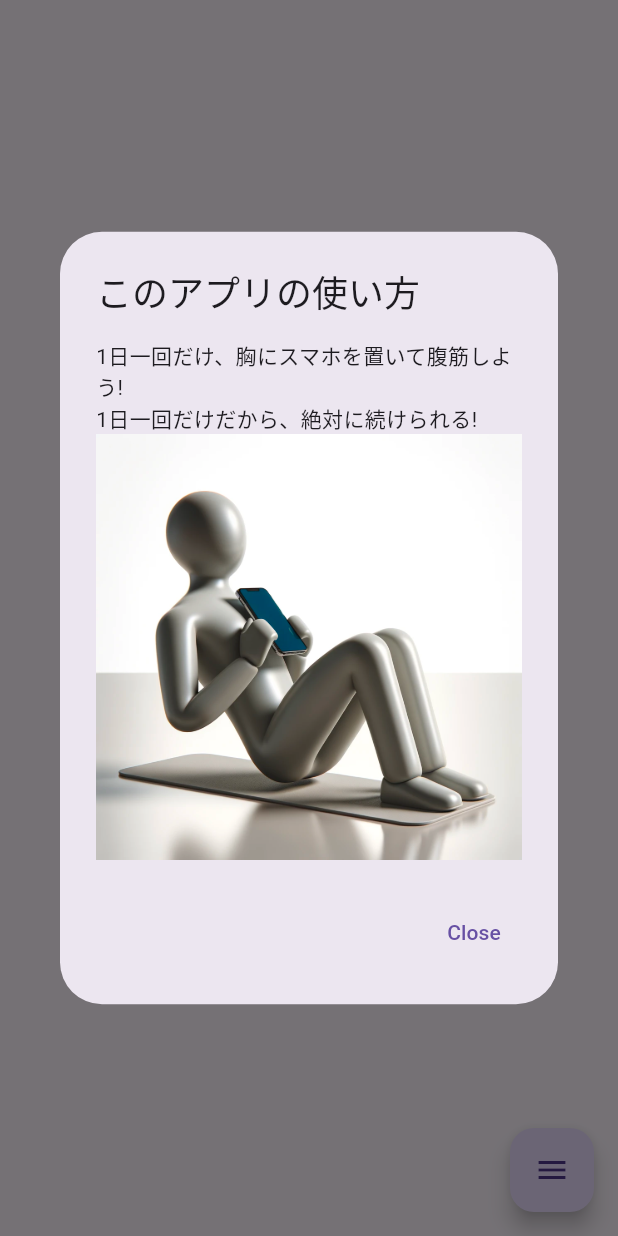
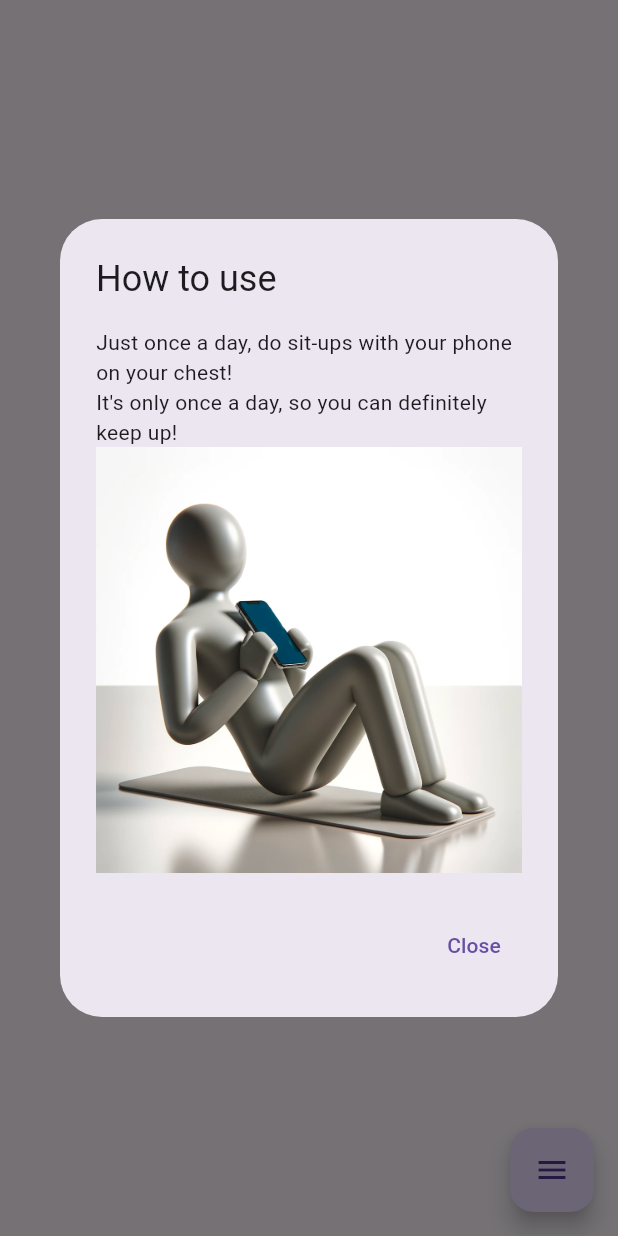
Before and after one commit to theMistletoe/only-one-sit-up, a Flutter app: the screen it shows after launch, on a phone screen of 412 x 824 dp. Run offline on Flutter 3.47's test engine with Material 3 defaults, Android fonts, the phone set to English and light mode, and no system bars; our stand-ins replace confetti, csv, file_picker, sensors_plus, share_plus, shared_preferences and 2 more; accounts and stored records are empty; generated files the repository leaves out were written again.

Commit message:
Add slang and slang_flutter dependencies, and flutter_localizations for internationalization support

```diff
--- /dev/null
+++ b/lib/i18n/strings.i18n.json
@@ -0,0 +1,12 @@
+{
+    "start_message": "Let's do \"just ONE\" sit-up!",
+    "situp_count": "Sit-up Count",
+    "complete_message": "You did it!",
+    "situp_count_days": "Total Continuous Days",
+    "situp_count_total": "Total Sit-ups Count",
+    "situp_count_unit": "sit-ups",
+    "tutorial_title": "How to use",
+    "tutorial_message1": "Just once a day, do sit-ups with your phone on your chest!",
+    "tutorial_message2": "It's only once a day, so you can definitely keep up!",
+    "close": "Close"
+}
--- /dev/null
+++ b/lib/i18n/strings_ja.i18n.json
@@ -0,0 +1,12 @@
+{
+    "start_message": "腹筋を\"1回だけ\"やろう!",
+    "situp_count": "腹筋した回数",
+    "complete_message": "腹筋してえらい!",
+    "situp_count_days": "腹筋した日数",
+    "situp_count_total": "腹筋したトータル回数",
+    "situp_count_unit": "回",
+    "tutorial_title": "このアプリの使い方",
+    "tutorial_message1": "1日1回だけ、胸にスマホを置いて腹筋しよう!",
+    "tutorial_message2": "1日1回だけだから、絶対に続けられる!",
+    "close": "閉じる"
+}
--- a/lib/main.dart
+++ b/lib/main.dart
@@ -5,8 +5,10 @@ import 'package:csv/csv.dart';
 import 'package:file_picker/file_picker.dart';
 import 'package:flutter/material.dart';
 import 'package:flutter/services.dart';
+import 'package:flutter_localizations/flutter_localizations.dart';
 import 'package:path/path.dart' as p;
 import 'package:path_provider/path_provider.dart';
+import 'package:pushupone/i18n/strings.g.dart';
 import 'package:sensors_plus/sensors_plus.dart';
 import 'package:share_plus/share_plus.dart';
 import 'package:shared_preferences/shared_preferences.dart';
@@ -20,7 +22,9 @@ void main() {
     DeviceOrientation.portraitUp,
     DeviceOrientation.portraitDown,
   ]);
-  runApp(const MyApp());
+  LocaleSettings.useDeviceLocale(); // and this
+  runApp(TranslationProvider(
+      child: const MyApp())); // Wrap your app with TranslationProvider
 }
 
 class MyApp extends StatelessWidget {
@@ -65,12 +69,12 @@ class _MyHomePageState extends State<MyHomePage> {
       context: context,
       builder: (BuildContext context) {
         return AlertDialog(
-          title: const Text("このアプリの使い方"),
+          title: Text(t.tutorial_title),
           content: SingleChildScrollView(
             child: ListBody(
               children: <Widget>[
-                const Text("1日一回だけ、胸にスマホを置いて腹筋しよう!"),
-                const Text("1日一回だけだから、絶対に続けられる!"),
+                Text(t.tutorial_message1),
+                Text(t.tutorial_message2),
                 // Example text, add your instructions here
                 Image.asset(
                     'assets/instruction_image.png'), // Example image, replace with your asset
@@ -80,7 +84,7 @@ class _MyHomePageState extends State<MyHomePage> {
           ),
           actions: <Widget>[
             TextButton(
-              child: const Text('Close'),
+              child: Text(t.close),
               onPressed: () {
                 Navigator.of(context).pop();
               },
@@ -289,7 +293,7 @@ class _MyHomePageState extends State<MyHomePage> {
           title:
               Text(date, style: const TextStyle(fontWeight: FontWeight.w500)),
           trailing: Text(
-            '${_sitUpLog[date]} sit-ups',
+            '${_sitUpLog[date]} ${t.situp_count_unit}',
             style: const TextStyle(color: Colors.blueAccent),
           ),
         );
@@ -301,6 +305,9 @@ class _MyHomePageState extends State<MyHomePage> {
   Widget build(BuildContext context) {
     // Added ThemeData for consistent styling throughout the app
     return MaterialApp(
+      locale: TranslationProvider.of(context).flutterLocale, // use provider
+      supportedLocales: AppLocaleUtils.supportedLocales,
+      localizationsDelegates: GlobalMaterialLocalizations.delegates,
       home: Scaffold(
         floatingActionButton: FloatingActionButton(
           onPressed:
@@ -335,16 +342,16 @@ class _MyHomePageState extends State<MyHomePage> {
                         child: Column(
                           mainAxisAlignment: MainAxisAlignment.center,
                           children: <Widget>[
-                            const Padding(
-                              padding: EdgeInsets.all(10),
+                            Padding(
+                              padding: const EdgeInsets.all(10),
                               child: Text(
-                                "Let's do one sit-up!",
-                                style: TextStyle(
+                                t.start_message,
+                                style: const TextStyle(
                                     fontSize: 18, fontWeight: FontWeight.bold),
                               ),
                             ),
                             Text(
-                              'Sit-ups: $todaySitUps',
+                              "${t.situp_count}: $todaySitUps",
                               style: const TextStyle(
                                   fontSize: 32, color: Colors.blueAccent),
                             ),
@@ -354,23 +361,13 @@ class _MyHomePageState extends State<MyHomePage> {
                     : Column(
                         // Regular content
                         children: <Widget>[
-                          if (todaySitUps == 0)
-                            const Padding(
-                              padding: EdgeInsets.all(10),
-                              child: Text(
-                                "Let's do one sit-up!",
-                                style: TextStyle(
-                                    fontSize: 18, fontWeight: FontWeight.bold),
-                              ),
-                            ),
-                          if (_sitUpCount > 0)
-                            const Padding(
-                              padding: EdgeInsets.symmetric(
+                          Padding(
+                            padding: const EdgeInsets.symmetric(
                                 vertical:
                                     8.0), // Padding around the "Well done!" text
                             child: Text(
-                                'Well done!',
-                                style: TextStyle(
+                              t.complete_message,
+                              style: const TextStyle(
                                 fontSize: 24,
                                 fontWeight: FontWeight.bold,
                                 color: Colors.green,
@@ -393,7 +390,7 @@ class _MyHomePageState extends State<MyHomePage> {
                               height:
                                   20), // Spacing at the top for breathing room
                           Text(
-                            'Sit-ups: $_sitUpCount',
+                            "${t.situp_count}: $todaySitUps",
                             style: Theme.of(context)
                                 .textTheme
                                 .headlineMedium
@@ -401,9 +398,8 @@ class _MyHomePageState extends State<MyHomePage> {
                                     color: Colors
                                         .blueAccent), // Larger text with accent color for the count
                           ),
-                          if (todaySitUps != 0)
                           Text(
-                              'Total Days: ${getTotalDays()}',
+                            "${t.situp_count_days}: ${getTotalDays()}",
                             style: Theme.of(context)
                                 .textTheme
                                 .titleMedium
@@ -411,9 +407,8 @@ class _MyHomePageState extends State<MyHomePage> {
                                     fontWeight: FontWeight
                                         .w600), // Subtle and less bold for secondary info
                           ),
-                          if (todaySitUps != 0)
                           Text(
-                              'Total Sit-Ups: ${getTotalSitUps()}',
+                            '${t.situp_count_total}: ${getTotalSitUps()}',
                             style: Theme.of(context)
                                 .textTheme
                                 .titleMedium
@@ -421,10 +416,8 @@ class _MyHomePageState extends State<MyHomePage> {
                                     fontWeight: FontWeight
                                         .w600), // Consistent styling with the above text
                           ),
-                          if (todaySitUps != 0)
                           const SizedBox(
                               height: 20), // More spacing for a cleaner look
-                          if (todaySitUps != 0)
                           Expanded(
                             child:
                                 sitUpLogWidget(), // The list of sit-up counts per day
--- a/pubspec.yaml
+++ b/pubspec.yaml
@@ -40,6 +40,10 @@ dependencies:
   csv: ^5.1.1
   share_plus: ^7.2.1
   file_picker: ^6.1.1
+  slang: ^3.28.0
+  slang_flutter: ^3.28.0
+  flutter_localizations: # add this
+    sdk: flutter
 
   # The following adds the Cupertino Icons font to your application.
   # Use with the CupertinoIcons class for iOS style icons.
```
Also changed, not shown: lib/i18n/strings.g.dart (added), pubspec.lock, 2 other files. Lines whose indentation alone changed are shown as unchanged.
